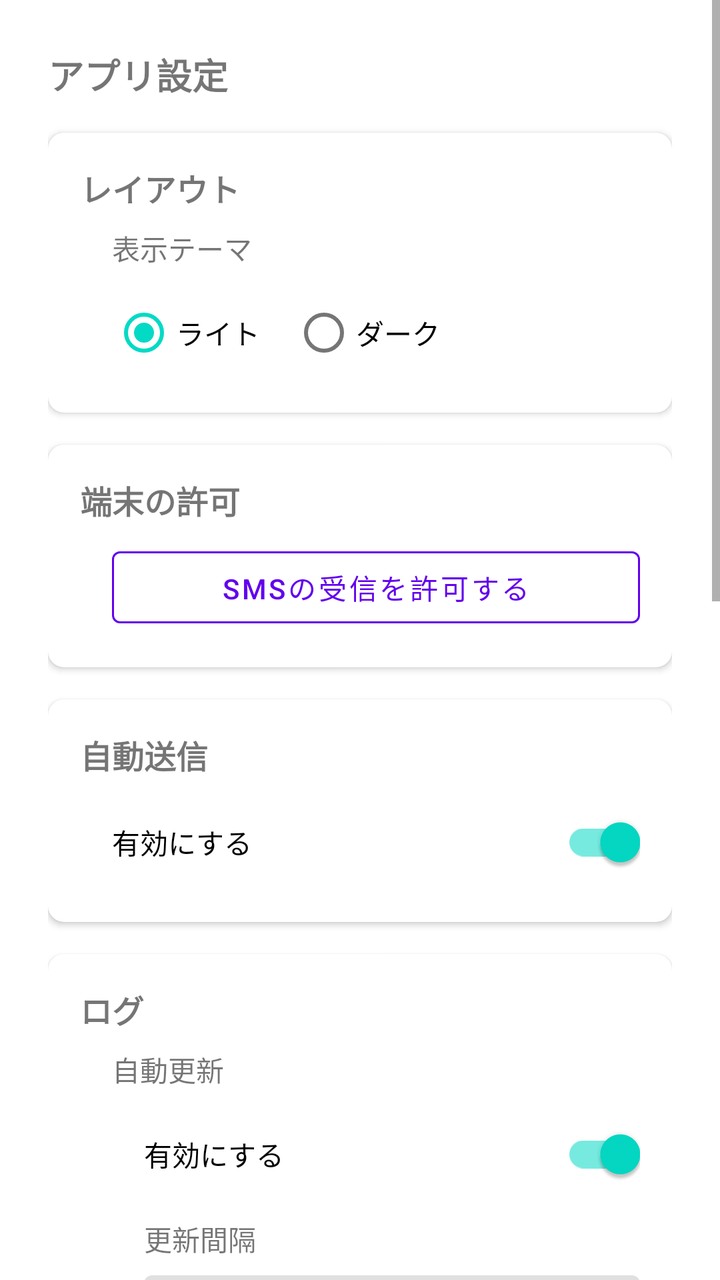
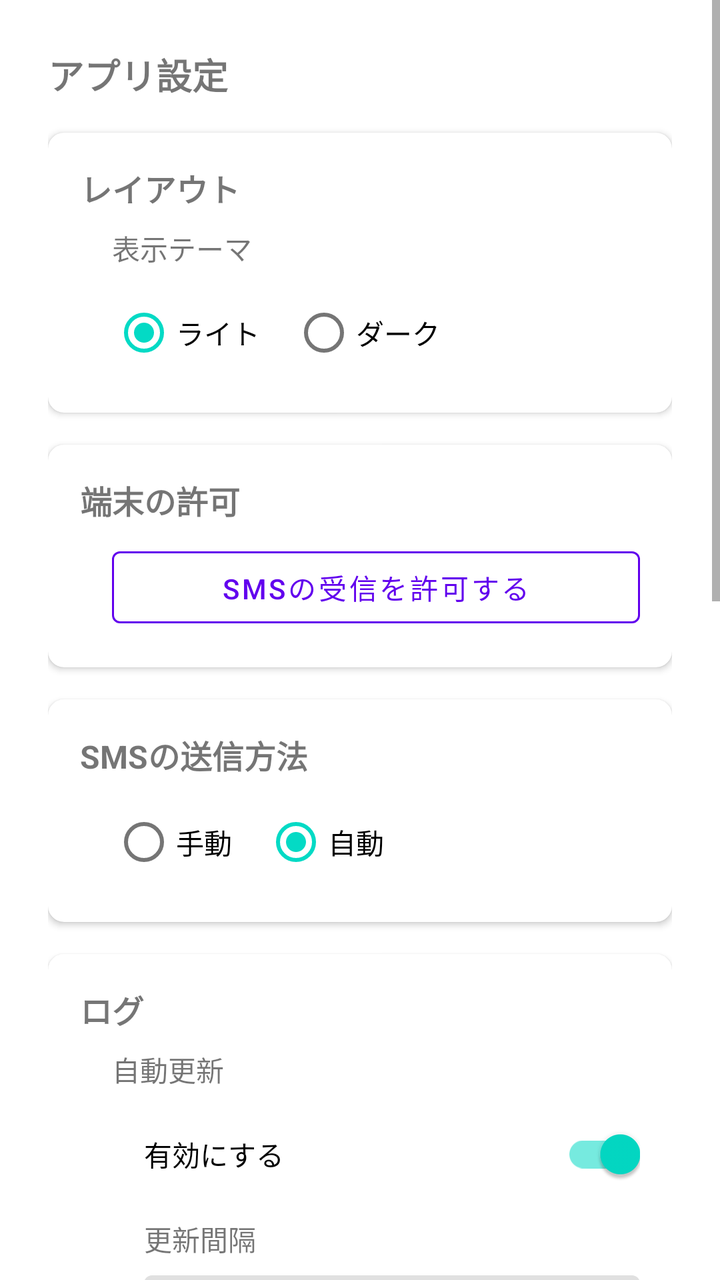

An Android layout rendered at two revisions. The XML below is the earlier revision; the diff shows what the commit changed to produce the second picture.
<!-- AndroidManifest.xml: application theme Theme.SmsToKintone -->
<!-- res/layout/activity_app_settings.xml -->
<?xml version="1.0" encoding="utf-8"?>
<ScrollView xmlns:android="http://schemas.android.com/apk/res/android"
    xmlns:app="http://schemas.android.com/apk/res-auto"
    android:layout_width="match_parent"
    android:layout_height="match_parent">

    <LinearLayout
        android:layout_width="match_parent"
        android:layout_height="wrap_content"
        android:orientation="vertical"
        android:padding="24dp">

        <TextView
            android:layout_width="wrap_content"
            android:layout_height="wrap_content"
            android:text="@string/app_settings_title"
            android:textSize="18sp"
            android:textStyle="bold" />

        <com.google.android.material.card.MaterialCardView
            android:layout_width="match_parent"
            android:layout_height="wrap_content"
            android:layout_marginTop="16dp"
            app:cardElevation="2dp"
            app:cardCornerRadius="8dp">

            <LinearLayout
                android:layout_width="match_parent"
                android:layout_height="wrap_content"
                android:orientation="vertical"
                android:padding="16dp">

                <TextView
                    android:layout_width="wrap_content"
                    android:layout_height="wrap_content"
                    android:layout_marginBottom="8dp"
                    android:text="@string/section_layout"
                    android:textSize="16sp"
                    android:textStyle="bold" />

                <LinearLayout
                    android:layout_width="match_parent"
                    android:layout_height="wrap_content"
                    android:layout_marginStart="16dp"
                    android:orientation="vertical">

                    <TextView
                        android:layout_width="wrap_content"
                        android:layout_height="wrap_content"
                        android:layout_marginBottom="8dp"
                        android:text="@string/section_theme_mode"
                        android:textSize="14sp" />

                    <com.google.android.material.switchmaterial.SwitchMaterial
                        android:id="@+id/swThemeFollowSystem"
                        android:layout_width="match_parent"
                        android:layout_height="wrap_content"
                        android:visibility="gone"
                        android:checked="true"
                        android:text="@string/switch_theme_follow_system" />

                    <RadioGroup
                        android:id="@+id/rgThemeLightDark"
                        android:layout_width="match_parent"
                        android:layout_height="wrap_content"
                        android:orientation="horizontal">

                        <RadioButton
                            android:id="@+id/rbThemeLight"
                            android:layout_width="wrap_content"
                            android:layout_height="wrap_content"
                            android:checked="true"
                            android:text="@string/rb_theme_light" />

                        <RadioButton
                            android:id="@+id/rbThemeDark"
                            android:layout_width="wrap_content"
                            android:layout_height="wrap_content"
                            android:layout_marginStart="16dp"
                            android:text="@string/rb_theme_dark" />
                    </RadioGroup>
                </LinearLayout>
            </LinearLayout>
        </com.google.android.material.card.MaterialCardView>

        <com.google.android.material.card.MaterialCardView
            android:layout_width="match_parent"
            android:layout_height="wrap_content"
            android:layout_marginTop="16dp"
            app:cardElevation="2dp"
            app:cardCornerRadius="8dp">

            <LinearLayout
                android:layout_width="match_parent"
                android:layout_height="wrap_content"
                android:orientation="vertical"
                android:padding="16dp">

                <TextView
                    android:layout_width="wrap_content"
                    android:layout_height="wrap_content"
                    android:layout_marginBottom="8dp"
                    android:text="@string/section_permission"
                    android:textSize="16sp"
                    android:textStyle="bold" />

                <LinearLayout
                    android:layout_width="match_parent"
                    android:layout_height="wrap_content"
                    android:layout_marginStart="16dp"
                    android:orientation="vertical">

                    <TextView
                        android:id="@+id/tvPermissionStatus"
                        android:layout_width="wrap_content"
                        android:layout_height="wrap_content"
                        android:layout_marginBottom="8dp"
                        android:text="@string/permission_status_granted"
                        android:visibility="gone" />

                    <com.google.android.material.button.MaterialButton
                        android:id="@+id/btnRequestPermission"
                        style="@style/AppButton.OutlinedButton"
                        android:layout_width="match_parent"
                        android:layout_height="wrap_content"
                        android:text="@string/btn_request_permission" />
                </LinearLayout>
            </LinearLayout>
        </com.google.android.material.card.MaterialCardView>

        <com.google.android.material.card.MaterialCardView
            android:layout_width="match_parent"
            android:layout_height="wrap_content"
            android:layout_marginTop="16dp"
            app:cardElevation="2dp"
            app:cardCornerRadius="8dp">

            <LinearLayout
                android:layout_width="match_parent"
                android:layout_height="wrap_content"
                android:orientation="vertical"
                android:padding="16dp">

                <TextView
                    android:layout_width="wrap_content"
                    android:layout_height="wrap_content"
                    android:layout_marginBottom="8dp"
                    android:text="@string/section_forwarding"
                    android:textSize="16sp"
                    android:textStyle="bold" />

                <LinearLayout
                    android:layout_width="match_parent"
                    android:layout_height="wrap_content"
                    android:layout_marginStart="16dp"
                    android:orientation="vertical">

                    <com.google.android.material.switchmaterial.SwitchMaterial
                        android:id="@+id/swForwardingEnabled"
                        android:layout_width="match_parent"
                        android:layout_height="wrap_content"
                        android:checked="true"
                        android:text="@string/switch_forwarding_enabled" />
                </LinearLayout>
            </LinearLayout>
        </com.google.android.material.card.MaterialCardView>

        <com.google.android.material.card.MaterialCardView
            android:layout_width="match_parent"
            android:layout_height="wrap_content"
            android:layout_marginTop="16dp"
            app:cardElevation="2dp"
            app:cardCornerRadius="8dp">

            <LinearLayout
                android:layout_width="match_parent"
                android:layout_height="wrap_content"
                android:orientation="vertical"
                android:padding="16dp">

                <TextView
                    android:layout_width="wrap_content"
                    android:layout_height="wrap_content"
                    android:layout_marginBottom="8dp"
                    android:text="@string/section_log"
                    android:textSize="16sp"
                    android:textStyle="bold" />

                <LinearLayout
                    android:layout_width="match_parent"
                    android:layout_height="wrap_content"
                    android:layout_marginStart="16dp"
                    android:orientation="vertical">

                    <TextView
                        android:layout_width="wrap_content"
                        android:layout_height="wrap_content"
                        android:layout_marginBottom="8dp"
                        android:text="@string/section_auto_refresh"
                        android:textSize="14sp" />

                    <LinearLayout
                        android:layout_width="match_parent"
                        android:layout_height="wrap_content"
                        android:layout_marginStart="16dp"
                        android:orientation="vertical">

                        <com.google.android.material.switchmaterial.SwitchMaterial
                            android:id="@+id/swAutoRefreshEnabled"
                            android:layout_width="match_parent"
                            android:layout_height="wrap_content"
                            android:checked="true"
                            android:text="@string/switch_auto_refresh_enabled" />
                    </LinearLayout>

                    <LinearLayout
                        android:layout_width="match_parent"
                        android:layout_height="wrap_content"
                        android:layout_marginStart="16dp"
                        android:orientation="vertical">

                        <TextView
                            android:layout_width="wrap_content"
                            android:layout_height="wrap_content"
                            android:layout_marginTop="8dp"
                            android:layout_marginBottom="8dp"
                            android:text="@string/label_auto_refresh_interval" />

                        <com.google.android.material.textfield.TextInputLayout
                            android:id="@+id/tilAutoRefreshInterval"
                            android:layout_width="match_parent"
                            android:layout_height="wrap_content"
                            android:hint="@string/hint_auto_refresh_interval">

                            <com.google.android.material.textfield.TextInputEditText
                                android:id="@+id/etAutoRefreshInterval"
                                android:layout_width="match_parent"
                                android:layout_height="wrap_content"
                                android:inputType="number" />
                        </com.google.android.material.textfield.TextInputLayout>
                    </LinearLayout>
                </LinearLayout>
            </LinearLayout>
        </com.google.android.material.card.MaterialCardView>

        <com.google.android.material.card.MaterialCardView
            android:layout_width="match_parent"
            android:layout_height="wrap_content"
            android:layout_marginTop="16dp"
            app:cardElevation="2dp"
            app:cardCornerRadius="8dp">

            <LinearLayout
                android:layout_width="match_parent"
                android:layout_height="wrap_content"
                android:orientation="vertical"
                android:padding="16dp">

                <TextView
                    android:layout_width="wrap_content"
                    android:layout_height="wrap_content"
                    android:layout_marginBottom="8dp"
                    android:text="@string/section_sms_search"
                    android:textSize="16sp"
                    android:textStyle="bold" />

                <LinearLayout
                    android:layout_width="match_parent"
                    android:layout_height="wrap_content"
                    android:layout_marginStart="16dp"
                    android:orientation="vertical">

                    <TextView
                        android:layout_width="wrap_content"
                        android:layout_height="wrap_content"
                        android:layout_marginBottom="8dp"
                        android:text="@string/section_search_filter"
                        android:textSize="14sp" />

                    <LinearLayout
                        android:layout_width="match_parent"
                        android:layout_height="wrap_content"
                        android:layout_marginStart="16dp"
                        android:orientation="vertical">

                        <TextView
                            android:layout_width="wrap_content"
                            android:layout_height="wrap_content"
                            android:layout_marginBottom="8dp"
                            android:text="@string/label_sms_search_date_range" />

                        <com.google.android.material.textfield.TextInputLayout
                            android:layout_width="match_parent"
                            android:layout_height="wrap_content"
                            android:hint="@string/hint_sms_search_date_range_days">

                            <com.google.android.material.textfield.TextInputEditText
                                android:id="@+id/etSmsSearchDateRangeDays"
                                android:layout_width="match_parent"
                                android:layout_height="wrap_content"
                                android:inputType="number" />
                        </com.google.android.material.textfield.TextInputLayout>
                    </LinearLayout>

                    <LinearLayout
                        android:layout_width="match_parent"
                        android:layout_height="wrap_content"
                        android:layout_marginStart="16dp"
                        android:orientation="vertical">

                        <TextView
                            android:layout_width="wrap_content"
                            android:layout_height="wrap_content"
                            android:layout_marginTop="16dp"
                            android:layout_marginBottom="8dp"
                            android:text="@string/label_default_profile_filter" />

                        <Spinner
                            android:id="@+id/spDefaultProfileFilter"
                            android:layout_width="match_parent"
                            android:layout_height="wrap_content" />
                    </LinearLayout>

                    <LinearLayout
                        android:layout_width="match_parent"
                        android:layout_height="wrap_content"
                        android:layout_marginStart="16dp"
                        android:orientation="vertical">

                        <TextView
                            android:layout_width="wrap_content"
                            android:layout_height="wrap_content"
                            android:layout_marginTop="16dp"
                            android:layout_marginBottom="8dp"
                            android:text="@string/label_sms_match_tolerance_seconds" />

                        <com.google.android.material.textfield.TextInputLayout
                            android:id="@+id/tilSmsMatchToleranceSeconds"
                            android:layout_width="match_parent"
                            android:layout_height="wrap_content"
                            android:hint="@string/hint_sms_match_tolerance_seconds"
                            app:helperText="@string/helper_sms_match_tolerance_seconds"
                            app:helperTextEnabled="true">

                            <com.google.android.material.textfield.TextInputEditText
                                android:id="@+id/etSmsMatchToleranceSeconds"
                                android:layout_width="match_parent"
                                android:layout_height="wrap_content"
                                android:inputType="number" />
                        </com.google.android.material.textfield.TextInputLayout>
                    </LinearLayout>
                </LinearLayout>

                <LinearLayout
                    android:layout_width="match_parent"
                    android:layout_height="wrap_content"
                    android:layout_marginStart="16dp"
                    android:orientation="vertical">

                    <TextView
                        android:layout_width="wrap_content"
                        android:layout_height="wrap_content"
                        android:layout_marginTop="16dp"
                        android:layout_marginBottom="8dp"
                        android:text="@string/section_reply"
                        android:textSize="14sp" />

                    <LinearLayout
                        android:layout_width="match_parent"
                        android:layout_height="wrap_content"
                        android:layout_marginStart="16dp"
                        android:orientation="vertical">

                        <TextView
                            android:layout_width="wrap_content"
                            android:layout_height="wrap_content"
                            android:layout_marginBottom="8dp"
                            android:text="@string/section_sms_standard_reply_body"
                            android:textSize="14sp" />

                        <com.google.android.material.textfield.TextInputLayout
                            android:layout_width="match_parent"
                            android:layout_height="wrap_content"
                            android:hint="@string/hint_sms_standard_reply_body">

                            <com.google.android.material.textfield.TextInputEditText
                                android:id="@+id/etDefaultReplyBody"
                                android:layout_width="match_parent"
                                android:layout_height="wrap_content"
                                android:inputType="textMultiLine" />
                        </com.google.android.material.textfield.TextInputLayout>
                    </LinearLayout>

                    <LinearLayout
                        android:layout_width="match_parent"
                        android:layout_height="wrap_content"
                        android:layout_marginStart="16dp"
                        android:orientation="vertical">

                        <TextView
                            android:layout_width="wrap_content"
                            android:layout_height="wrap_content"
                            android:layout_marginTop="16dp"
                            android:layout_marginBottom="8dp"
                            android:text="@string/section_sms_split_failed_reply_body"
                            android:textSize="14sp" />

                        <com.google.android.material.textfield.TextInputLayout
                            android:layout_width="match_parent"
                            android:layout_height="wrap_content"
                            android:hint="@string/hint_sms_split_failed_reply_body">

                            <com.google.android.material.textfield.TextInputEditText
                                android:id="@+id/etSplitFailedReplyAddition"
                                android:layout_width="match_parent"
                                android:layout_height="wrap_content"
                                android:inputType="textMultiLine" />
                        </com.google.android.material.textfield.TextInputLayout>
                    </LinearLayout>
                </LinearLayout>
            </LinearLayout>
        </com.google.android.material.card.MaterialCardView>

    </LinearLayout>
</ScrollView>
<!-- resources referenced by this layout -->
<resources>
  <string name="app_settings_title">アプリ設定</string>
  <string name="btn_request_permission">SMSの受信を許可する</string>
  <string name="helper_sms_match_tolerance_seconds">受信したSMSと送信ログの受信日時の統合範囲です</string>
  <string name="hint_auto_refresh_interval">秒</string>
  <string name="hint_sms_match_tolerance_seconds">±秒</string>
  <string name="hint_sms_search_date_range_days">日</string>
  <string name="hint_sms_split_failed_reply_body">文言</string>
  <string name="hint_sms_standard_reply_body">文言</string>
  <string name="label_auto_refresh_interval">更新間隔</string>
  <string name="label_default_profile_filter">送信先</string>
  <string name="label_sms_match_tolerance_seconds">統合範囲</string>
  <string name="label_sms_search_date_range">受信日の範囲</string>
  <string name="permission_status_granted">SMS受信 : 許可済み</string>
  <string name="rb_theme_dark">ダーク</string>
  <string name="rb_theme_light">ライト</string>
  <string name="section_auto_refresh">自動更新</string>
  <string name="section_forwarding">自動送信</string>
  <string name="section_layout">レイアウト</string>
  <string name="section_log">ログ</string>
  <string name="section_permission">端末の許可</string>
  <string name="section_reply">返信メッセージ（自動入力）</string>
  <string name="section_search_filter">検索条件（デフォルト）</string>
  <string name="section_sms_search">SMS検索</string>
  <string name="section_sms_split_failed_reply_body">形式が不正な場合</string>
  <string name="section_sms_standard_reply_body">通常</string>
  <string name="section_theme_mode">表示テーマ</string>
  <string name="switch_auto_refresh_enabled">有効にする</string>
  <string name="switch_forwarding_enabled">有効にする</string>
  <string name="switch_theme_follow_system">システム設定を有効にする</string>
  <style name="AppButton.OutlinedButton" parent="Widget.MaterialComponents.Button.OutlinedButton">
          <item name="strokeColor">?attr/colorPrimary</item>
      </style>
  <style name="Theme.SmsToKintone" parent="Theme.MaterialComponents.DayNight.NoActionBar">
          <item name="colorPrimary">@color/purple_500</item>
          <item name="colorPrimaryVariant">@color/purple_700</item>
          <item name="colorOnPrimary">@color/white</item>
          <item name="colorSecondary">@color/teal_200</item>
          <item name="colorSecondaryVariant">@color/teal_700</item>
          <item name="colorOnSecondary">@color/black</item>
      </style>
  <color name="purple_500">#6200EE</color>
  <color name="purple_700">#3700B3</color>
  <color name="white">#FFFFFFFF</color>
  <color name="teal_200">#03DAC5</color>
  <color name="teal_700">#018786</color>
  <color name="black">#FF000000</color>
</resources>

<!-- the commit's change to res/layout/activity_app_settings.xml (unified diff, before → after) -->
@@ -1,6 +1,7 @@
 <?xml version="1.0" encoding="utf-8"?>
 <ScrollView xmlns:android="http://schemas.android.com/apk/res/android"
     xmlns:app="http://schemas.android.com/apk/res-auto"
+    android:id="@+id/svAppSettings"
     android:layout_width="match_parent"
     android:layout_height="match_parent">
 
@@ -145,7 +146,7 @@
                     android:layout_width="wrap_content"
                     android:layout_height="wrap_content"
                     android:layout_marginBottom="8dp"
-                    android:text="@string/section_forwarding"
+                    android:text="@string/section_sms_forwarding"
                     android:textSize="16sp"
                     android:textStyle="bold" />
 
@@ -155,12 +156,26 @@
                     android:layout_marginStart="16dp"
                     android:orientation="vertical">
 
-                    <com.google.android.material.switchmaterial.SwitchMaterial
-                        android:id="@+id/swForwardingEnabled"
-                        android:layout_width="match_parent"
-                        android:layout_height="wrap_content"
-                        android:checked="true"
-                        android:text="@string/switch_forwarding_enabled" />
+                    <RadioGroup
+                        android:id="@+id/rgForwardingMode"
+                        android:layout_width="match_parent"
+                        android:layout_height="wrap_content"
+                        android:orientation="horizontal">
+
+                        <RadioButton
+                            android:id="@+id/rbForwardingManual"
+                            android:layout_width="wrap_content"
+                            android:layout_height="wrap_content"
+                            android:text="@string/rb_sms_forwarding_manual" />
+
+                        <RadioButton
+                            android:id="@+id/rbForwardingAuto"
+                            android:layout_width="wrap_content"
+                            android:layout_height="wrap_content"
+                            android:layout_marginStart="16dp"
+                            android:checked="true"
+                            android:text="@string/rb_sms_forwarding_auto" />
+                    </RadioGroup>
                 </LinearLayout>
             </LinearLayout>
         </com.google.android.material.card.MaterialCardView>
<!-- resource entries referenced after the edit -->
@@ -13,21 +13,22 @@
   <string name="label_sms_match_tolerance_seconds">統合範囲</string>
   <string name="label_sms_search_date_range">受信日の範囲</string>
   <string name="permission_status_granted">SMS受信 : 許可済み</string>
+  <string name="rb_sms_forwarding_auto">自動</string>
+  <string name="rb_sms_forwarding_manual">手動</string>
   <string name="rb_theme_dark">ダーク</string>
   <string name="rb_theme_light">ライト</string>
   <string name="section_auto_refresh">自動更新</string>
-  <string name="section_forwarding">自動送信</string>
   <string name="section_layout">レイアウト</string>
   <string name="section_log">ログ</string>
   <string name="section_permission">端末の許可</string>
   <string name="section_reply">返信メッセージ（自動入力）</string>
   <string name="section_search_filter">検索条件（デフォルト）</string>
+  <string name="section_sms_forwarding">SMSの送信方法</string>
   <string name="section_sms_search">SMS検索</string>
   <string name="section_sms_split_failed_reply_body">形式が不正な場合</string>
   <string name="section_sms_standard_reply_body">通常</string>
   <string name="section_theme_mode">表示テーマ</string>
   <string name="switch_auto_refresh_enabled">有効にする</string>
-  <string name="switch_forwarding_enabled">有効にする</string>
   <string name="switch_theme_follow_system">システム設定を有効にする</string>
   <style name="AppButton.OutlinedButton" parent="Widget.MaterialComponents.Button.OutlinedButton">
           <item name="strokeColor">?attr/colorPrimary</item>
